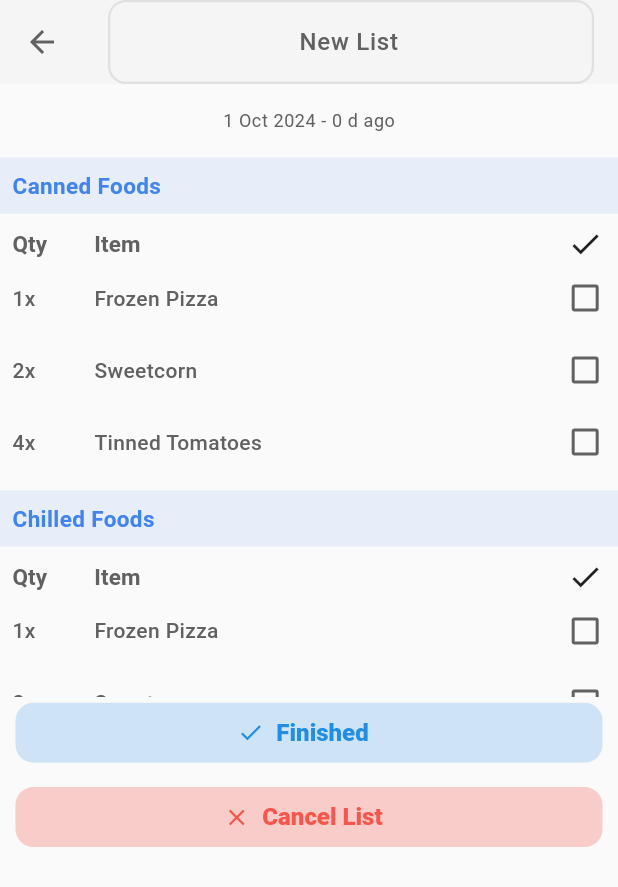
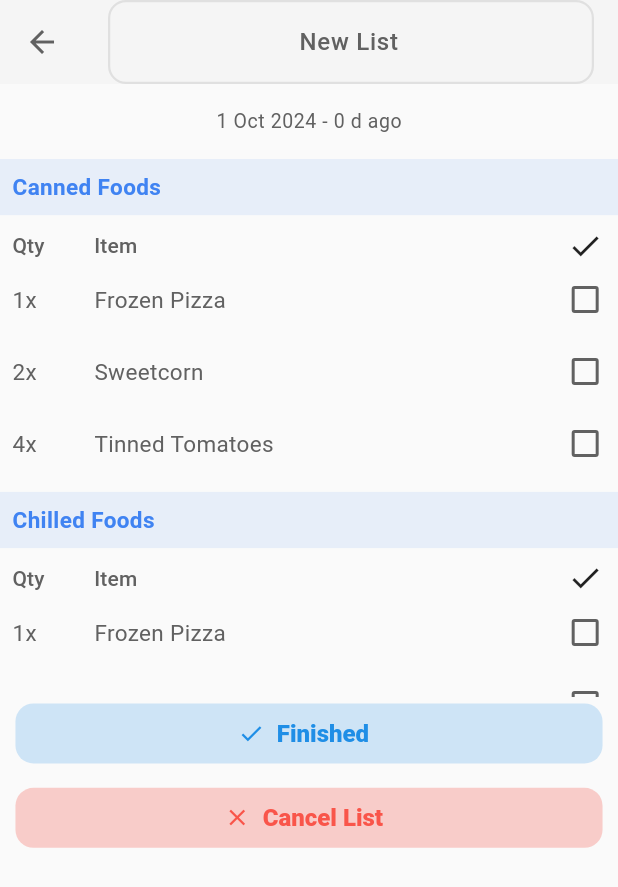
Before and after one commit to Oscaross/eatneat, a Flutter app: the ShoppingListPage screen opened directly, on a phone screen of 412 x 824 dp. Shown: the top 887 px of the screen. Run offline on Flutter 3.47's test engine with Material 3 defaults, Android fonts, the phone set to English and light mode, and no system bars; our stand-ins replace flutter_speed_dial; missing offline and left inert: flutter_barcode_scanner, openfoodfacts; network calls fail.

Commit message:
Add better text theming to improve consistency across the app

```diff
--- a/lib/ui/options_dialog.dart
+++ b/lib/ui/options_dialog.dart
@@ -24,7 +24,6 @@ class OptionsDialogState extends State<OptionsDialog> {
   @override
   Widget build(BuildContext context) {
     Size deviceSize = MediaQuery.of(context).size;
-
     // TODO: implement build
     return OverlayPortal(
       controller: _controller,
--- a/lib/ui/themes.dart
+++ b/lib/ui/themes.dart
@@ -23,6 +23,10 @@ class Themes {
   static final Color backgroundSecondary = Colors.grey.shade100;
   static final Color containerHighlight = Colors.grey.shade200;
   static final Color border = Colors.grey.shade300;
+
+  static const double largeFontSize = 16;
+  static const double mediumFontSize = 15;
+  static const double smallFontSize = 13;
 
   static final ThemeData lightMode = ThemeData(
     colorScheme: ColorScheme.light(
@@ -69,49 +73,44 @@ class Themes {
 
     textTheme: TextTheme(
       displayLarge: TextStyle(
+        color: primaryAccent,
+        fontSize: largeFontSize,
+        fontWeight: FontWeight.w800
+      ),
+      displayMedium: TextStyle(
+        color: primaryAccent,
+        fontSize: mediumFontSize,
+        fontWeight: FontWeight.w800,
+      ),
+      headlineLarge: TextStyle(
         color: textHighlight,
         fontSize: 24,
         fontWeight: FontWeight.w800,
       ),
-      displayMedium: TextStyle(
-        color: textGrey,
-        fontSize: 20,
-        fontWeight: FontWeight.w700,
-      ),
-      displaySmall: TextStyle(
-        color: textGrey,
-        fontSize: 16,
-        fontWeight: FontWeight.w600,
-      ),
       bodyLarge: TextStyle(
         color: textGrey,
-        fontSize: 16,
+        fontSize: largeFontSize,
         fontWeight: FontWeight.w500,
       ),
       bodyMedium: TextStyle(
         color: textGrey,
-        fontSize: 14,
-        fontWeight: FontWeight.w500,
+        fontSize: mediumFontSize,
+        fontWeight: FontWeight.normal
       ),
       bodySmall: TextStyle(
         color: textGrey,
-        fontSize: 12,
-        fontWeight: FontWeight.w400,
+        fontSize: smallFontSize,
+        fontWeight: FontWeight.normal
       ),
-      titleLarge: TextStyle(
+      labelLarge: TextStyle(
         color: textHighlight,
-        fontSize: 20,
-        fontWeight: FontWeight.w700,
+        fontSize: largeFontSize,
+        fontWeight: FontWeight.w500,
       ),
-      titleMedium: TextStyle(
+      labelMedium: TextStyle(
         color: textHighlight,
-        fontSize: 18,
-        fontWeight: FontWeight.w600,
-      ),
-      titleSmall: TextStyle(
-        color: textGrey,
-        fontSize: 15,
-        fontWeight: FontWeight.w600,
+        fontSize: mediumFontSize,
+        fontWeight: FontWeight.normal,
       ),
     ),
 
```
